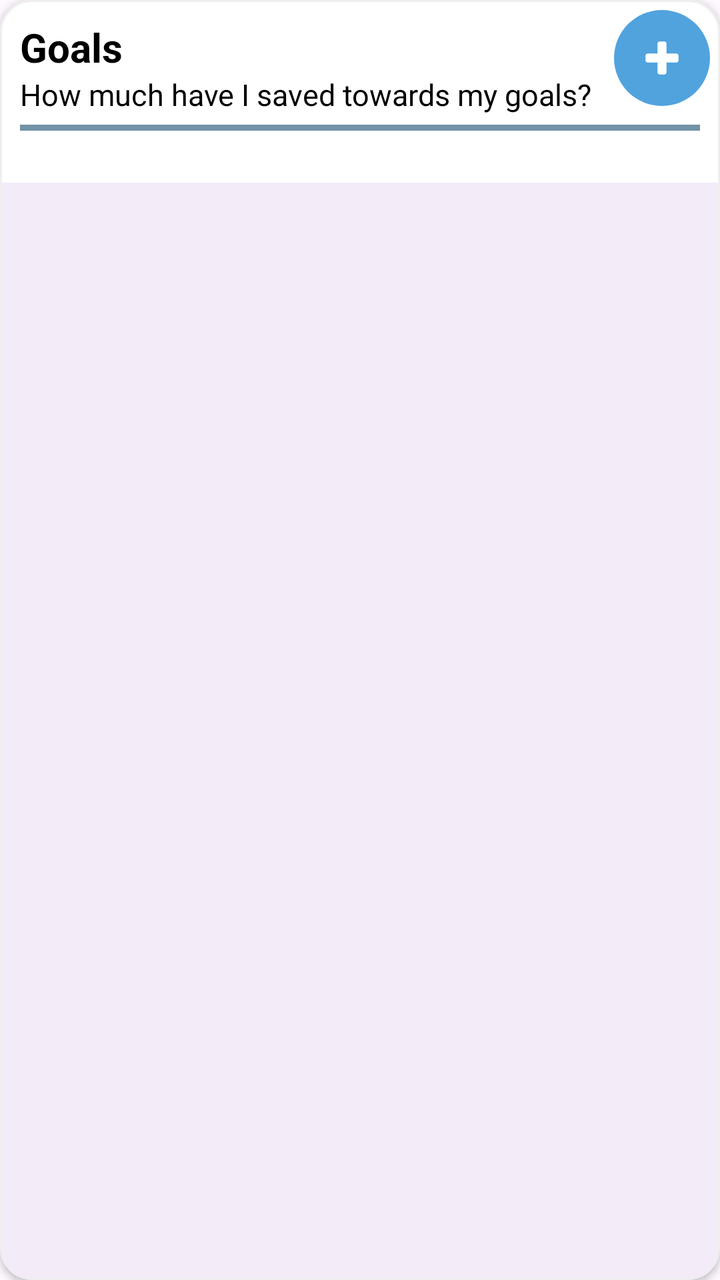
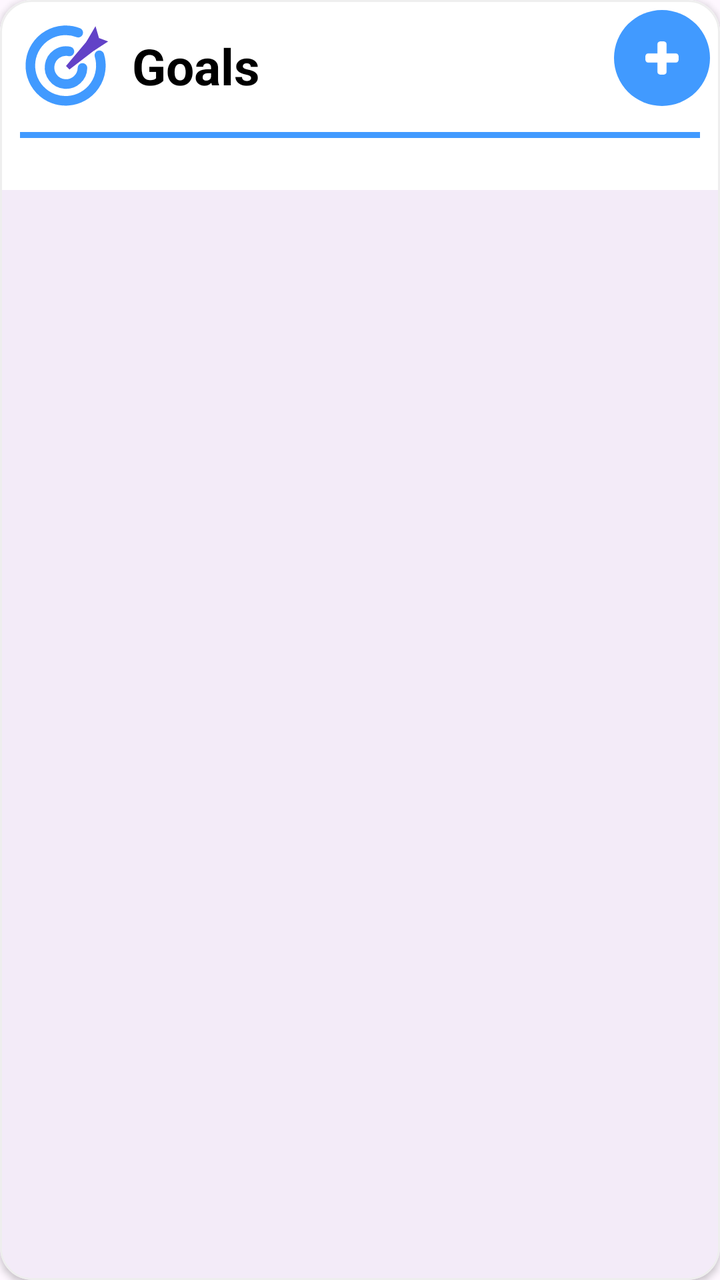

Two renders of the same Android screen: before a commit and after it. Below are the layout's source before the change and the commit's diff.
<!-- AndroidManifest.xml: application theme Theme.BudgieApp -->
<!-- res/layout/widget_goals.xml -->
<?xml version="1.0" encoding="utf-8"?>
<com.google.android.material.card.MaterialCardView xmlns:android="http://schemas.android.com/apk/res/android"
    xmlns:app="http://schemas.android.com/apk/res-auto"
    xmlns:tools="http://schemas.android.com/tools"
    android:id="@+id/main"
    android:layout_width="match_parent"
    android:layout_height="wrap_content"
    android:layout_margin="8dp"
    app:cardCornerRadius="16dp"
    app:cardElevation="2dp"
    app:strokeColor="#EEEEEE"
    app:strokeWidth="1dp"
    tools:context=".widgets.GoalsWidget">

    <LinearLayout
        android:layout_width="match_parent"
        android:layout_height="wrap_content"
        android:background="@color/white"
        android:orientation="vertical"
        android:padding="10dp">

        <TextView
            android:id="@+id/txtGoalsHeading"
            android:layout_width="wrap_content"
            android:layout_height="wrap_content"
            android:text="Goals"
            android:textSize="20sp"
            android:textStyle="bold" />

        <TextView
            android:id="@+id/txtTip"
            android:layout_width="wrap_content"
            android:layout_height="wrap_content"
            android:text="How much have I saved towards my goals?"
            android:textSize="15sp" />

        <View
            android:id="@+id/breaker"
            android:layout_width="match_parent"
            android:layout_height="3dp"
            android:layout_marginTop="5dp"
            android:background="@color/input_blue" />

        
        <LinearLayout
            android:id="@+id/goalListContainer"
            android:layout_width="match_parent"
            android:layout_height="wrap_content"
            android:layout_marginTop="16dp"
            android:orientation="vertical">

        </LinearLayout>


    </LinearLayout>

    <com.google.android.material.button.MaterialButton
        android:id="@+id/btnAddNewGoal"
        android:layout_width="48dp"
        android:layout_height="48dp"
        android:layout_gravity="end"
        android:layout_margin="5dp"
        android:minWidth="0dp"
        android:minHeight="0dp"
        android:padding="0dp"
        android:insetLeft="0dp"
        android:insetRight="0dp"
        android:insetTop="0dp"
        android:insetBottom="0dp"
        android:contentDescription="Create new goal"
        app:backgroundTint="@color/background_header"
        app:cornerRadius="24dp"
        app:icon="@drawable/baseline_add_24"
        app:iconGravity="textStart"
        app:iconPadding="0dp"
        app:iconSize="24dp"
        app:iconTint="@color/white" />

</com.google.android.material.card.MaterialCardView>
<!-- resources referenced by this layout -->
<resources>
  <color name="background_header">#51A3DE</color>
  <color name="input_blue">#7292A6</color>
  <color name="white">#FFFFFFFF</color>
  <!-- drawable baseline_add_24 (drawable) -->
  <vector xmlns:android="http://schemas.android.com/apk/res/android"
      android:width="32dp"
      android:height="32dp"
      android:tint="#FFFFFF"
      android:viewportWidth="24"
      android:viewportHeight="24">
  
      <path
          android:fillColor="@android:color/white"
          android:pathData="M19,13h-6v6h-2v-6H5v-2h6V5h2v6h6v2z"
          android:strokeColor="@android:color/white"
          android:strokeWidth="2.5"
          android:strokeLineCap="round"
          android:strokeLineJoin="round" />
  
  </vector>
  <style name="Theme.BudgieApp" parent="Base.Theme.BudgieApp" />
  <style name="Base.Theme.BudgieApp" parent="Theme.Material3.DayNight.NoActionBar">
          
          
          <item name="android:textColor">#000000</item>
      </style>
</resources>

<!-- the commit's change to res/layout/widget_goals.xml (unified diff, before → after) -->
@@ -19,27 +19,37 @@
         android:orientation="vertical"
         android:padding="10dp">
 
-        <TextView
-            android:id="@+id/txtGoalsHeading"
+        <LinearLayout
             android:layout_width="wrap_content"
             android:layout_height="wrap_content"
-            android:text="Goals"
-            android:textSize="20sp"
-            android:textStyle="bold" />
+            android:orientation="horizontal">
 
-        <TextView
-            android:id="@+id/txtTip"
-            android:layout_width="wrap_content"
-            android:layout_height="wrap_content"
-            android:text="How much have I saved towards my goals?"
-            android:textSize="15sp" />
+            <ImageView
+                android:layout_width="46dp"
+                android:layout_height="46dp"
+                android:layout_marginEnd="10dp"
+                android:contentDescription="GoalsIcon"
+                android:src="@drawable/baseline_target_24" />
+
+
+            <TextView
+                android:id="@+id/txtGoalsHeading"
+                android:layout_width="wrap_content"
+                android:layout_height="wrap_content"
+                android:layout_gravity="center"
+                android:text="Goals"
+                android:textSize="25sp"
+                android:textStyle="bold" />
+
+        </LinearLayout>
+
 
         <View
             android:id="@+id/breaker"
             android:layout_width="match_parent"
             android:layout_height="3dp"
-            android:layout_marginTop="5dp"
-            android:background="@color/input_blue" />
+            android:layout_marginTop="10dp"
+            android:background="@color/blue" />
 
         
         <LinearLayout
@@ -68,7 +78,7 @@
         android:insetTop="0dp"
         android:insetBottom="0dp"
         android:contentDescription="Create new goal"
-        app:backgroundTint="@color/background_header"
+        app:backgroundTint="@color/blue"
         app:cornerRadius="24dp"
         app:icon="@drawable/baseline_add_24"
         app:iconGravity="textStart"
<!-- resource entries referenced after the edit -->
@@ -1,7 +1,6 @@
 <!-- resources referenced by this layout -->
 <resources>
-  <color name="background_header">#51A3DE</color>
-  <color name="input_blue">#7292A6</color>
+  <color name="blue">#419AFF</color>
   <color name="white">#FFFFFFFF</color>
   <!-- drawable baseline_add_24 (drawable) -->
   <vector xmlns:android="http://schemas.android.com/apk/res/android"
@@ -20,6 +19,60 @@
           android:strokeLineJoin="round" />
   
   </vector>
+  <!-- drawable baseline_target_24 (drawable) -->
+  <?xml version="1.0" encoding="utf-8"?>
+  <vector xmlns:android="http://schemas.android.com/apk/res/android"
+      android:width="32dp"
+      android:height="32dp"
+      android:viewportWidth="24"
+      android:viewportHeight="24">
+  
+      
+      <path
+          android:fillColor="@android:color/transparent"
+          android:strokeColor="@color/blue"
+          android:strokeWidth="2.5"
+          android:strokeLineCap="round"
+          android:pathData="M15.2,3.3
+                            A9.2,9.2 0,1 0,20.7 9.2"/>
+  
+      
+      <path
+          android:fillColor="@android:color/transparent"
+          android:strokeColor="@color/blue"
+          android:strokeWidth="2.5"
+          android:strokeLineCap="round"
+          android:pathData="M12.9,8.2
+                            A4.3,4.3 0,1 0,16.3 12.5"/>
+  
+      
+      <path
+          android:fillColor="#6242C7"
+          android:pathData="M12,12
+                            L17.7,5.2
+                            L19.9,7.5
+                            L12.9,12.9
+                            Z"/>
+  
+      
+      <path
+          android:fillColor="#6242C7"
+          android:pathData="M17.3,5.7
+                            L19.7,1.6
+                            L20.6,4.7
+                            L19.1,6.6
+                            Z"/>
+  
+      
+      <path
+          android:fillColor="#6242C7"
+          android:pathData="M18.1,6
+                            L20.6,4.7
+                            L23,5.6
+                            L19.3,8
+                            Z"/>
+  
+  </vector>
   <style name="Theme.BudgieApp" parent="Base.Theme.BudgieApp" />
   <style name="Base.Theme.BudgieApp" parent="Theme.Material3.DayNight.NoActionBar">
           
